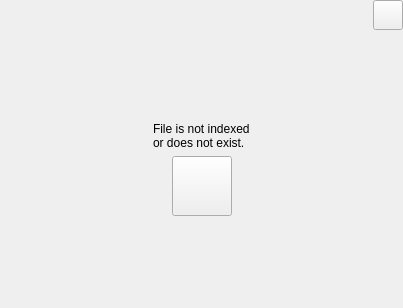
Old version of the form src/AttachmentView/IndexedFileAttachmentView/indexedfileattachmentview.ui in the repository pasbi/CAN.
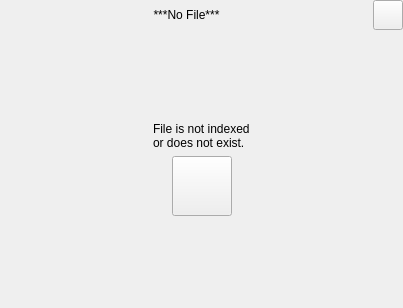
New version of the form. Icons and pictures are not drawn.

Commit message: Filename is displayed in IndexedFileAttachmentView

Patch:
```diff
--- a/src/AttachmentView/IndexedFileAttachmentView/indexedfileattachmentview.ui
+++ b/src/AttachmentView/IndexedFileAttachmentView/indexedfileattachmentview.ui
@@ -35,17 +35,14 @@
       <number>0</number>
      </property>
      <item>
-      <spacer name="horizontalSpacer_3">
-       <property name="orientation">
-        <enum>Qt::Horizontal</enum>
+      <widget class="QLabel" name="labelFilename">
+       <property name="text">
+        <string notr="true">***No File***</string>
        </property>
-       <property name="sizeHint" stdset="0">
-        <size>
-         <width>40</width>
-         <height>20</height>
-        </size>
+       <property name="alignment">
+        <set>Qt::AlignCenter</set>
        </property>
-      </spacer>
+      </widget>
      </item>
      <item>
       <widget class="QPushButton" name="buttonChooseFile">
```
Left out of the diff: 6 changed lines with no effect on the pictures. The commit also changes 3 other files.
